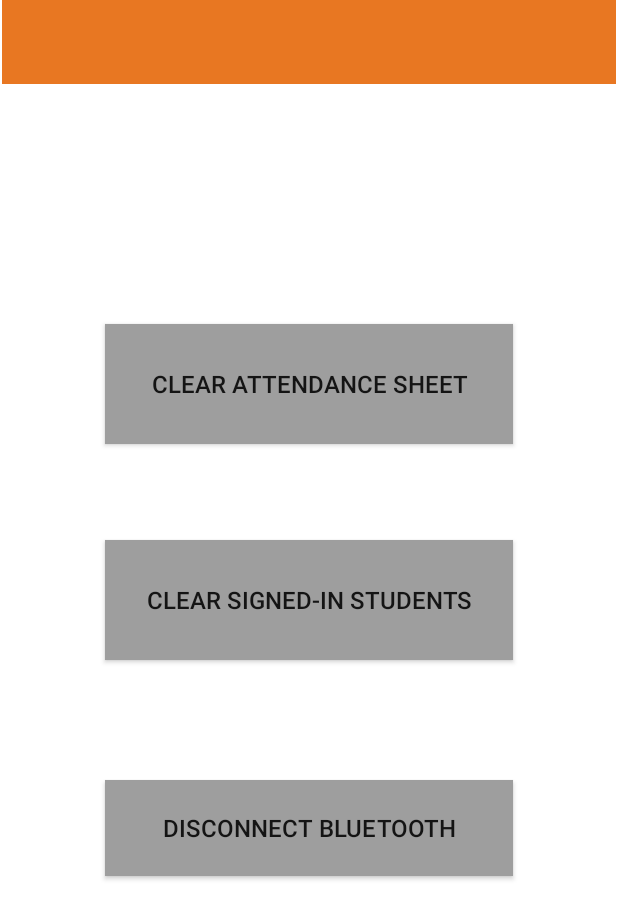
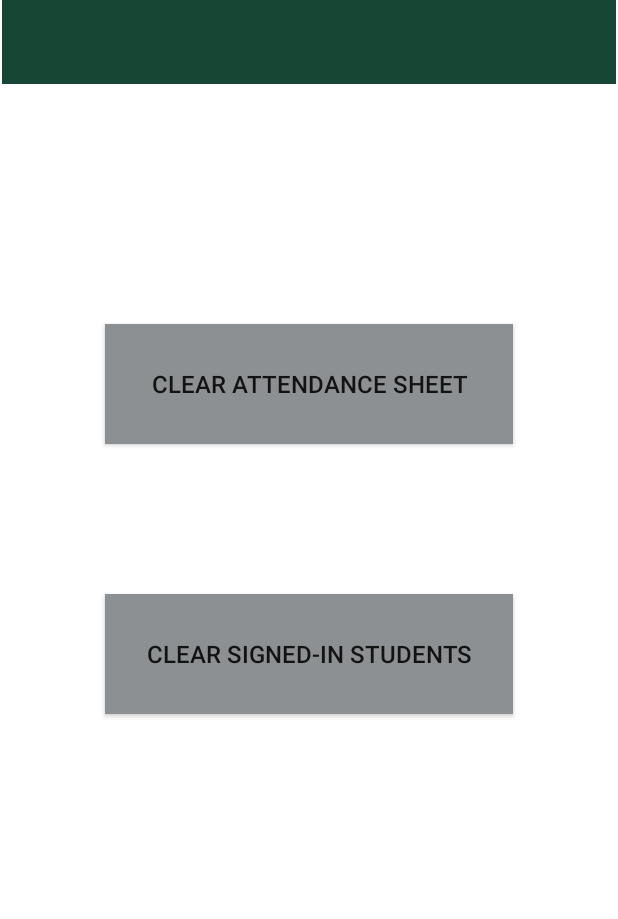
Before and after one commit to DanielOglesby/CS4485AttendanceProject, an Android app: the layout activity_settings.xml on its own in the app's theme, with its tools: preview values and no code run, on a phone screen of 412 x 824 dp. Shown: the top 919 px of the screen. Run offline under Robolectric (Android 15) with nearby library versions, the phone set to English and light mode, and no system bars.

Commit message:
Made changes to match UTD colors. Colors can be found in /res/values/colors.xml

```diff
--- a/app/src/main/res/layout/activity_settings.xml
+++ b/app/src/main/res/layout/activity_settings.xml
@@ -11,7 +11,7 @@
         android:layout_width="272dp"
         android:layout_height="80dp"
         android:layout_marginTop="160dp"
-        android:background="#9E9E9E"
+        android:background="@color/utd_silver"
         android:text="Clear attendance sheet"
         android:textSize="16sp"
         app:layout_constraintEnd_toEndOf="parent"
@@ -22,31 +22,19 @@
         android:id="@+id/clear_signed"
         android:layout_width="272dp"
         android:layout_height="80dp"
-        android:layout_marginTop="64dp"
-        android:background="#9E9E9E"
+        android:layout_marginTop="100dp"
+        android:background="@color/utd_silver"
         android:text="Clear signed-in students"
         android:textSize="16sp"
         app:layout_constraintEnd_toEndOf="parent"
         app:layout_constraintStart_toStartOf="parent"
         app:layout_constraintTop_toBottomOf="@+id/clr_attend" />
 
-    <androidx.appcompat.widget.AppCompatButton
-        android:id="@+id/disconnectBT"
-        android:layout_width="272dp"
-        android:layout_height="64dp"
-        android:layout_marginTop="80dp"
-        android:background="#9E9E9E"
-        android:text="Disconnect Bluetooth"
-        android:textSize="16sp"
-        app:layout_constraintEnd_toEndOf="parent"
-        app:layout_constraintStart_toStartOf="parent"
-        app:layout_constraintTop_toBottomOf="@+id/clear_signed" />
-
     <androidx.appcompat.widget.Toolbar
         android:id="@+id/toolbar2"
         android:layout_width="409dp"
         android:layout_height="wrap_content"
-        android:background="#E87722"
+        android:background="@color/utd_green"
         android:minHeight="?attr/actionBarSize"
         android:theme="?attr/actionBarTheme"
         app:layout_constraintEnd_toEndOf="parent"
--- a/app/src/main/res/values/colors.xml
+++ b/app/src/main/res/values/colors.xml
@@ -1,10 +1,9 @@
 <?xml version="1.0" encoding="utf-8"?>
 <resources>
-    <color name="purple_200">#FFBB86FC</color>
-    <color name="purple_500">#FF6200EE</color>
-    <color name="purple_700">#FF3700B3</color>
-    <color name="teal_200">#FF03DAC5</color>
-    <color name="teal_700">#FF018786</color>
+    <color name="utd_orange">#E87722</color>
+    <color name="utd_green">#154734</color>
+    <color name="utd_cyan">#7AE1BF</color>
+    <color name="utd_silver">#8D9093</color>
     <color name="black">#FF000000</color>
     <color name="white">#FFFFFFFF</color>
 </resources>
--- a/app/src/main/res/values/themes.xml
+++ b/app/src/main/res/values/themes.xml
@@ -2,12 +2,12 @@
     <!-- Base application theme. -->
     <style name="Theme.CS4485AttendanceProject" parent="Theme.MaterialComponents.DayNight.DarkActionBar">
         <!-- Primary brand color. -->
-        <item name="colorPrimary">@color/purple_500</item>
-        <item name="colorPrimaryVariant">@color/purple_700</item>
+        <item name="colorPrimary">@color/utd_orange</item>
+        <item name="colorPrimaryVariant">@color/utd_green</item>
         <item name="colorOnPrimary">@color/white</item>
         <!-- Secondary brand color. -->
-        <item name="colorSecondary">@color/teal_200</item>
-        <item name="colorSecondaryVariant">@color/teal_700</item>
+        <item name="colorSecondary">@color/utd_cyan</item>
+        <item name="colorSecondaryVariant">@color/utd_silver</item>
         <item name="colorOnSecondary">@color/black</item>
         <!-- Status bar color. -->
         <item name="android:statusBarColor">?attr/colorPrimaryVariant</item>
```
Also changed, not shown: app/src/main/res/layout/activity_bluetooth.xml (deleted, +0 -19 lines), app/src/main/res/layout/activity_bluetooth_v2.xml (+18 -0 lines).
